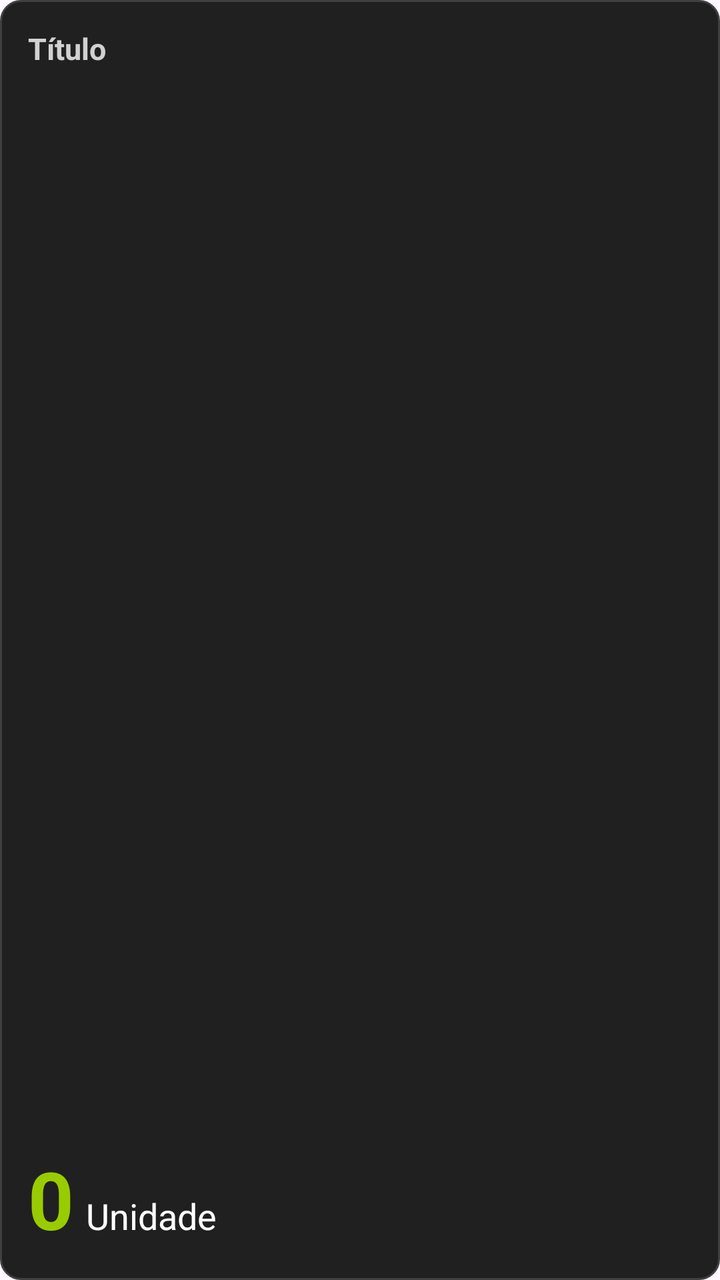
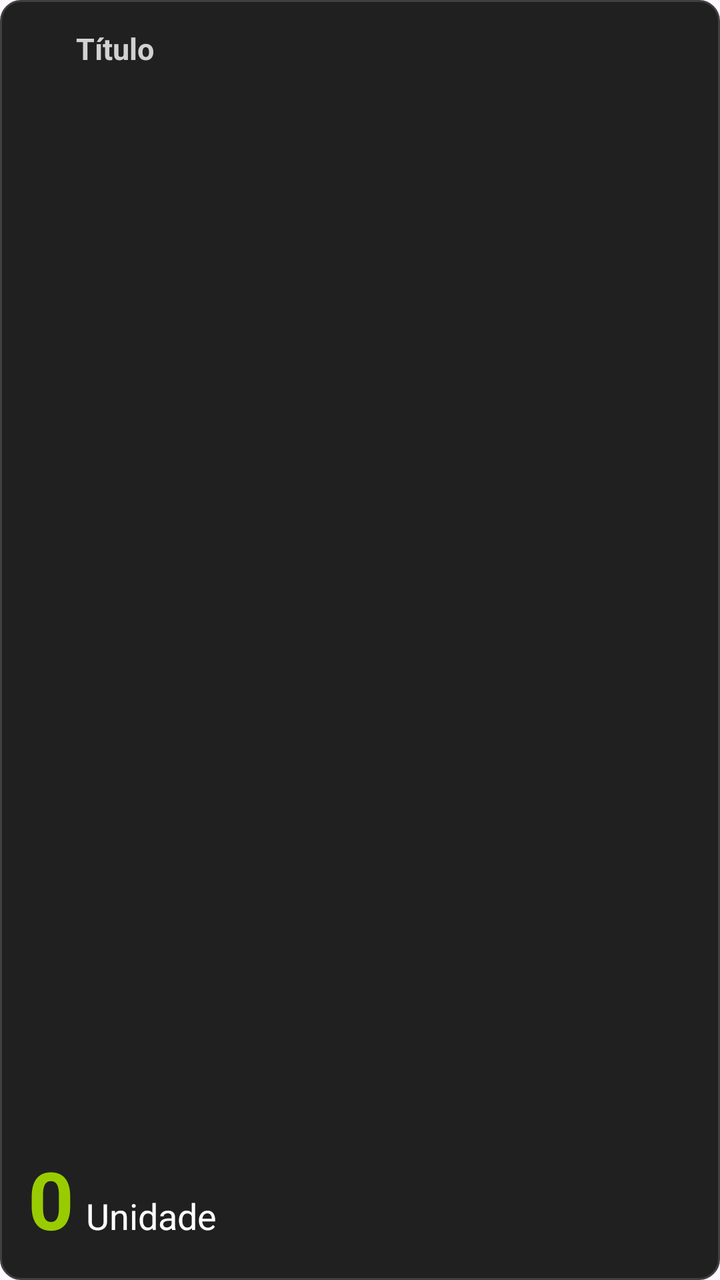

The first picture is an Android layout as it rendered before a commit; the second is the same layout after the commit. The layout source and the unified diff follow.
<!-- AndroidManifest.xml: application theme Theme.OBDMonitor -->
<!-- res/layout/view_metric_card.xml -->
<?xml version="1.0" encoding="utf-8"?>
<LinearLayout xmlns:android="http://schemas.android.com/apk/res/android"
    android:layout_width="match_parent"
    android:layout_height="100dp"
    android:background="@drawable/metric_card_background"
    android:orientation="vertical"
    android:padding="14dp">

    <TextView
        android:id="@+id/txtTitle"
        android:layout_width="wrap_content"
        android:layout_height="wrap_content"
        android:text="Título"
        android:textColor="?attr/colorOnPrimary"
        android:textSize="15sp"
        android:textStyle="bold" />

    <LinearLayout
        android:layout_width="wrap_content"
        android:layout_height="0dp"
        android:layout_weight="1"
        android:gravity="bottom"
        android:orientation="horizontal">

        <TextView
            android:id="@+id/txtValue"
            android:layout_width="wrap_content"
            android:layout_height="wrap_content"
            android:text="0"
            android:textColor="@android:color/holo_green_light"
            android:textSize="40sp"
            android:textStyle="bold" />

        <TextView
            android:id="@+id/txtUnit"
            android:layout_width="wrap_content"
            android:layout_height="wrap_content"
            android:layout_marginStart="6dp"
            android:text="Unidade"
            android:textColor="@android:color/white"
            android:textSize="18sp" />

    </LinearLayout>
</LinearLayout>
<!-- resources referenced by this layout -->
<resources>
  <!-- drawable metric_card_background (drawable) -->
  <?xml version="1.0" encoding="utf-8"?>
  <shape xmlns:android="http://schemas.android.com/apk/res/android">
      <solid android:color="#202020" />
      <corners android:radius="10dp" />
      <stroke
          android:width="1dp"
          android:color="#404040" />
  </shape>
  <style name="Theme.OBDMonitor" parent="Base.Theme.OBDMonitor" />
  <style name="Base.Theme.OBDMonitor" parent="Theme.Material3.DayNight.NoActionBar">
          
          
          <item name="colorPrimary">@color/primary_light_mode</item>
          <item name="colorPrimaryVariant">@color/primary_variant_light_mode</item>
          <item name="colorOnPrimary">@color/on_primary_light_mode</item>
          <item name="colorSecondary">@color/secondary_light_mode</item>
          <item name="colorSecondaryVariant">@color/secondary_variant_light_mode</item>
          <item name="colorPrimaryContainer">@color/primary_container_light_mode</item>
          <item name="colorSecondaryContainer">@color/secondary_container_light_mode</item>
          <item name="android:textColorHighlight">@color/primary_variant_light_mode</item>
          <item name="android:colorControlActivated">@color/primary_light_mode</item>
          
          <item name="colorSurface">@color/surface_light_mode</item>
          <item name="colorOnSurface">@color/on_surface_light_mode</item>
      </style>
  <color name="primary_light_mode">@color/black</color>
  <color name="primary_variant_light_mode">@color/grey</color>
  <color name="on_primary_light_mode">@color/light_grey</color>
  <color name="secondary_light_mode">@color/dark_red</color>
  <color name="secondary_variant_light_mode">@color/light_red</color>
  <color name="primary_container_light_mode">@color/white_transparency</color>
  <color name="secondary_container_light_mode">@color/red_transparency</color>
  <color name="surface_light_mode">@color/black</color>
  <color name="on_surface_light_mode">@color/light_grey</color>
  <color name="black">#000000</color>
  <color name="grey">#5F5F5F</color>
  <color name="light_grey">#D1D1D1</color>
  <color name="dark_red">#280000</color>
  <color name="light_red">#8E343C</color>
  <color name="white_transparency">#1EFFFFFF</color>
  <color name="red_transparency">#80280000</color>
</resources>

<!-- the commit's change to res/layout/view_metric_card.xml (unified diff, before → after) -->
@@ -6,14 +6,29 @@
     android:orientation="vertical"
     android:padding="14dp">
 
-    <TextView
-        android:id="@+id/txtTitle"
+    <LinearLayout
         android:layout_width="wrap_content"
         android:layout_height="wrap_content"
-        android:text="Título"
-        android:textColor="?attr/colorOnPrimary"
-        android:textSize="15sp"
-        android:textStyle="bold" />
+        android:gravity="center_vertical"
+        android:orientation="horizontal">
+
+        <ImageView
+            android:id="@+id/imgIcon"
+            android:layout_width="18dp"
+            android:layout_height="18dp"
+            android:layout_marginEnd="6dp"
+            android:contentDescription="@null"/>
+
+        <TextView
+            android:id="@+id/txtTitle"
+            android:layout_width="wrap_content"
+            android:layout_height="wrap_content"
+            android:text="Título"
+            android:textColor="?attr/colorOnPrimary"
+            android:textSize="15sp"
+            android:textStyle="bold" />
+
+    </LinearLayout>
 
     <LinearLayout
         android:layout_width="wrap_content"
